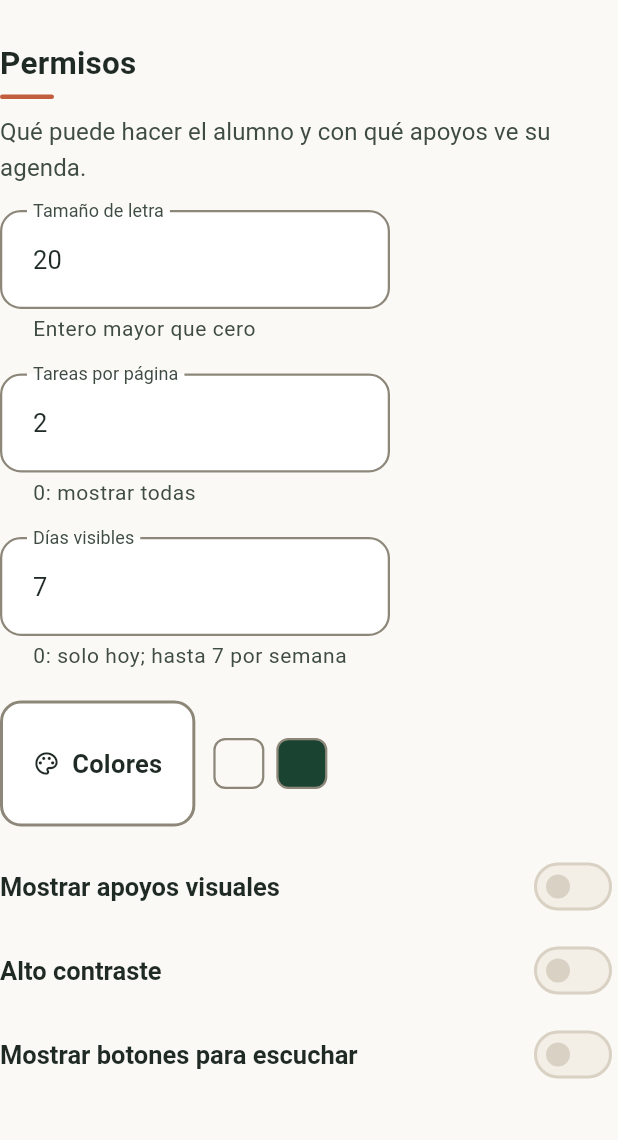
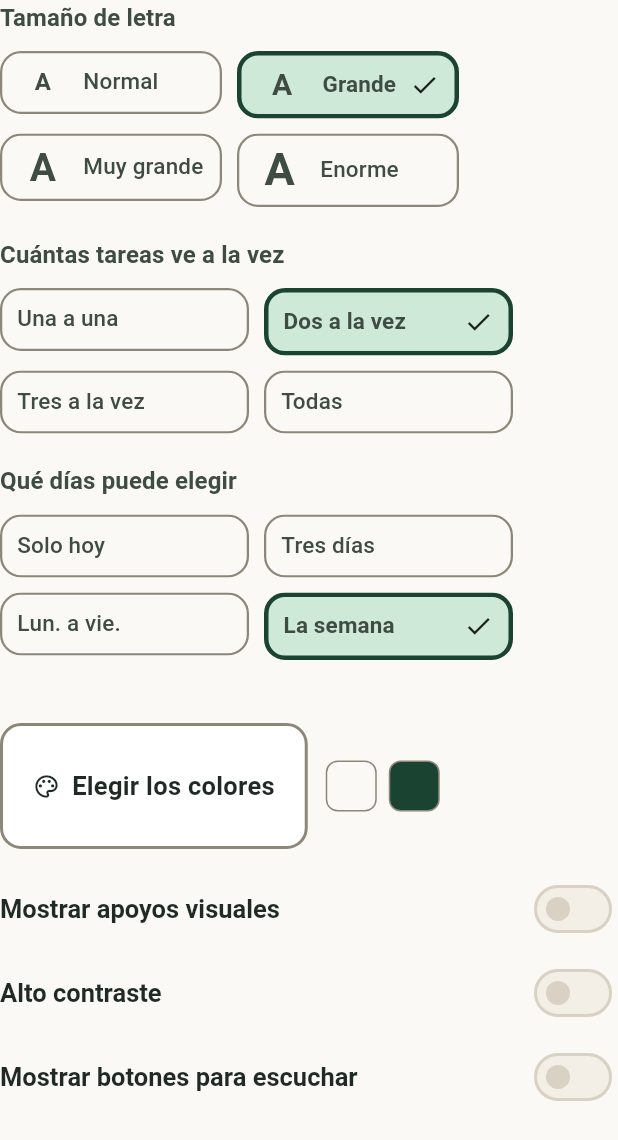
Before and after one commit to jxliian/dgp-mda-2627, a Flutter app: the AccessEditor widget shown alone on an empty page, opened directly with empty values, on a phone screen of 412 x 824 dp. Shown: the top 1140 px of the screen. Run offline on Flutter 3.47's test engine with Material 3 defaults, Android fonts, the phone set to English and light mode, and no system bars; our stand-ins replace flutter_svg, flutter_tts, shared_preferences; missing offline and left inert: file_selector; accounts and stored records are empty; network calls fail.

Commit message:
Los ajustes se eligen, no se escriben
En accesibilidad no queda ningun campo de texto. El tamano de letra, las
tareas por pagina y los dias visibles se eligen entre opciones con
nombre: «Grande» en vez de 20, «Lun. a vie.» en vez de 5. El tamano de
letra ademas se ve, con una A del tamano que se elige.

En colores desaparece el campo del codigo hexadecimal y en su lugar hay
nueve fondos y nueve acentos. Con texto blanco encima, el acento mas
justo da 7,40:1, de modo que no hay forma de elegir una combinacion que
no se lea; antes se podia escribir cualquier color.

Todas las opciones son la misma tarjeta, OptionPicker, con el mismo
borde redondeado y el mismo estado elegido, y se anuncian como boton con
su seleccion. El tamano de letra de los adultos usa la misma pieza.

Las dos pantallas siguen cabiendo en la tablet en las dos orientaciones:
los tres grupos van en fila y el titular interior sobraba, porque la
pantalla ya se llama «Accesibilidad».

```diff
--- a/src/frontend/lib/screens/access_editor.dart
+++ b/src/frontend/lib/screens/access_editor.dart
@@ -27,11 +27,26 @@ class AccessEditor extends StatefulWidget {
 }
 
 class _AccessEditorState extends State<AccessEditor> {
-  static const _numeros = {
-    'fontsize': ('Tamaño de letra', 'Entero mayor que cero', 1),
-    'ntasks_visible': ('Tareas por página', '0: mostrar todas', 0),
-    'ndays_visible': ('Días visibles', '0: solo hoy; hasta 7 por semana', 0),
-  };
+  /// Opciones preparadas para cada ajuste. No se escribe ningún número: el
+  /// valor que se guarda sigue siendo el mismo que antes, pero se elige.
+  static const _tamanosDeLetra = [
+    Opcion(16, 'Normal'),
+    Opcion(20, 'Grande'),
+    Opcion(26, 'Muy grande'),
+    Opcion(32, 'Enorme'),
+  ];
+  static const _tareasPorPagina = [
+    Opcion(1, 'Una a una'),
+    Opcion(2, 'Dos a la vez'),
+    Opcion(3, 'Tres a la vez'),
+    Opcion(0, 'Todas'),
+  ];
+  static const _diasVisibles = [
+    Opcion(0, 'Solo hoy'),
+    Opcion(3, 'Tres días'),
+    Opcion(5, 'Lun. a vie.'),
+    Opcion(7, 'La semana'),
+  ];
   static const _apoyos = {
     'pictograms': 'Mostrar apoyos visuales',
     'contrast': 'Alto contraste',
@@ -58,23 +73,54 @@ class _AccessEditorState extends State<AccessEditor> {
   Widget build(BuildContext context) => Column(
     crossAxisAlignment: CrossAxisAlignment.start,
     children: [
-      const SectionTitle(
-        'Permisos',
-        hint: 'Qué puede hacer el alumno y con qué apoyos ve su agenda.',
+      // Los tres ajustes, uno al lado de otro cuando hay ancho: en columna
+      // ocupaban tres pantallas de alto.
+      LayoutBuilder(
+        builder: (context, restricciones) {
+          final grupos = [
+            _opciones(
+              clave: 'fontsize',
+              etiqueta: 'Tamaño de letra',
+              opciones: _tamanosDeLetra,
+              conLetra: true,
+            ),
+            _opciones(
+              clave: 'ntasks_visible',
+              etiqueta: 'Cuántas tareas ve a la vez',
+              opciones: _tareasPorPagina,
+              ancho: 166,
+            ),
+            _opciones(
+              clave: 'ndays_visible',
+              etiqueta: 'Qué días puede elegir',
+              opciones: _diasVisibles,
+              ancho: 166,
+            ),
+          ];
+          if (restricciones.maxWidth < Pantalla.media) {
+            return Column(
+              crossAxisAlignment: CrossAxisAlignment.start,
+              children: [
+                for (final grupo in grupos) ...[
+                  grupo,
+                  const SizedBox(height: 20),
+                ],
+              ],
+            );
+          }
+          return Row(
+            crossAxisAlignment: CrossAxisAlignment.start,
+            children: [
+              for (var i = 0; i < grupos.length; i++) ...[
+                if (i > 0) const SizedBox(width: 24),
+                Expanded(child: grupos[i]),
+              ],
+            ],
+          );
+        },
       ),
-      Wrap(
-        spacing: 20,
-        runSpacing: 20,
-        crossAxisAlignment: WrapCrossAlignment.center,
-        children: [
-          for (final entrada in _numeros.entries)
-            SizedBox(
-              width: 260,
-              child: _campoNumerico(entrada.key, entrada.value),
-            ),
-          SizedBox(width: 260, child: _botonDeColores()),
-        ],
-      ),
+      const SizedBox(height: 22),
+      _botonDeColores(),
       const SizedBox(height: 12),
       // En una tablet los interruptores van a dos columnas: en una sola fila
       // por interruptor sobraba la mitad del ancho y la pantalla no cabía.
@@ -103,52 +149,62 @@ class _AccessEditorState extends State<AccessEditor> {
     ],
   );
 
+  /// Un ajuste numérico, elegido entre opciones con nombre.
+  Widget _opciones({
+    required String clave,
+    required String etiqueta,
+    required List<Opcion<int>> opciones,
+    double ancho = 148,
+    bool conLetra = false,
+  }) {
+    final actual = widget.settings.number(clave);
+    return OptionPicker<int>(
+      label: etiqueta,
+      optionWidth: ancho,
+      enabled: widget.enabled,
+      value: opciones.any((o) => o.value == actual) ? actual : opciones[0].value,
+      onChanged: (valor) => setState(() => _guardar(clave, valor)),
+      options: conLetra
+          // Cada tamaño se enseña con una «A» de ese tamaño: así se elige
+          // viendo el resultado y no imaginándolo.
+          ? [
+              for (final opcion in opciones)
+                Opcion(
+                  opcion.value,
+                  opcion.label,
+                  leading: SizedBox(
+                    width: 34,
+                    child: Center(
+                      child: Text(
+                        'A',
+                        style: TextStyle(
+                          fontSize: opcion.value.toDouble().clamp(14, 30),
+                          fontWeight: FontWeight.w700,
+                          height: 1,
+                        ),
+                      ),
+                    ),
+                  ),
+                ),
+            ]
+          : opciones,
+    );
+  }
+
   Widget _botonDeColores() => Row(
     mainAxisSize: MainAxisSize.min,
     children: [
-      Flexible(
-        child: OutlinedButton.icon(
-          onPressed: widget.enabled ? _abrirColores : null,
-          icon: const Icon(Icons.palette_outlined),
-          label: const Text('Colores'),
-        ),
+      OutlinedButton.icon(
+        onPressed: widget.enabled ? _abrirColores : null,
+        icon: const Icon(Icons.palette_outlined),
+        label: const Text('Elegir los colores'),
       ),
       const SizedBox(width: 12),
-      _muestraDeColor(widget.settings.color('main_col')),
+      MuestraDeColor(widget.settings.color('main_col')),
       const SizedBox(width: 8),
-      _muestraDeColor(widget.settings.color('sec_col')),
+      MuestraDeColor(widget.settings.color('sec_col')),
     ],
   );
-
-  Widget _muestraDeColor(String valor) => Container(
-    width: 34,
-    height: 34,
-    decoration: BoxDecoration(
-      color: colorDesdeHex(valor),
-      borderRadius: BorderRadius.circular(8),
-      border: Border.all(color: Paleta.trazoControl, width: Medidas.trazo),
-    ),
-  );
-
-  Widget _campoNumerico(String clave, (String, String, int) definicion) {
-    final (etiqueta, ayuda, minimo) = definicion;
-    return TextFormField(
-      initialValue: '${widget.settings.number(clave)}',
-      enabled: widget.enabled,
-      keyboardType: TextInputType.number,
-      decoration: InputDecoration(labelText: etiqueta, helperText: ayuda),
-      validator: (valor) {
-        final numero = int.tryParse(valor ?? '');
-        return numero == null || numero < minimo
-            ? 'Escribe un entero válido.'
-            : null;
-      },
-      onChanged: (valor) {
-        final numero = int.tryParse(valor);
-        if (numero != null) _guardar(clave, numero);
-      },
-    );
-  }
 
   Widget _interruptor(String clave, String etiqueta) => SwitchListTile.adaptive(
     contentPadding: EdgeInsets.zero,
--- a/src/frontend/lib/ui/ui.dart
+++ b/src/frontend/lib/ui/ui.dart
@@ -17,6 +17,7 @@ export 'widgets/form_actions.dart';
 export 'widgets/icon_action.dart';
 export 'widgets/load_panel.dart';
 export 'widgets/notice.dart';
+export 'widgets/option_picker.dart';
 export 'widgets/paged_items.dart';
 export 'widgets/page_shell.dart';
 export 'widgets/screen_actions.dart';
--- /dev/null
+++ b/src/frontend/lib/ui/widgets/option_picker.dart
@@ -0,0 +1,166 @@
+import 'package:flutter/material.dart';
+import '../theme.dart';
+
+/// Una opción elegible dentro de un [OptionPicker].
+class Opcion<T> {
+  const Opcion(this.value, this.label, {this.leading});
+
+  /// Lo que se guarda al elegirla.
+  final T value;
+
+  /// Lo que se lee: siempre en palabras, nunca un número suelto.
+  final String label;
+
+  /// Muestra opcional a la izquierda: un color, una letra de ejemplo.
+  final Widget? leading;
+}
+
+/// Grupo de opciones con forma de tarjeta, todas iguales y todas pulsables.
+///
+/// Sustituye a los campos de texto de los ajustes. Nadie debería tener que
+/// escribir «20» para agrandar la letra ni «#1b4332» para elegir un color:
+/// quien configura la agenda de un alumno elige entre opciones preparadas, y
+/// no hay forma de escribir algo que no valga.
+///
+/// Cada tarjeta se anuncia como botón con su estado de selección, de modo que
+/// con lector de pantalla se recorre igual que un grupo de opciones.
+class OptionPicker<T> extends StatelessWidget {
+  const OptionPicker({
+    super.key,
+    required this.label,
+    required this.options,
+    required this.value,
+    required this.onChanged,
+    this.hint,
+    this.enabled = true,
+    this.optionWidth = 148,
+  });
+
+  final String label;
+  final String? hint;
+  final List<Opcion<T>> options;
+  final T value;
+  final ValueChanged<T> onChanged;
+  final bool enabled;
+
+  /// Ancho de cada tarjeta. Las de color son estrechas; las de texto, anchas.
+  final double optionWidth;
+
+  @override
+  Widget build(BuildContext context) => Column(
+    crossAxisAlignment: CrossAxisAlignment.start,
+    children: [
+      Text(
+        label,
+        style: const TextStyle(fontSize: 16, fontWeight: FontWeight.w700),
+      ),
+      if (hint != null)
+        Padding(
+          padding: const EdgeInsets.only(top: 2),
+          child: Text(hint!, style: Theme.of(context).textTheme.bodyMedium),
+        ),
+      const SizedBox(height: 10),
+      Wrap(
+        spacing: 10,
+        runSpacing: 10,
+        children: [
+          for (final opcion in options)
+            _Tarjeta<T>(
+              opcion: opcion,
+              elegida: opcion.value == value,
+              enabled: enabled,
+              ancho: optionWidth,
+              onTap: () => onChanged(opcion.value),
+            ),
+        ],
+      ),
+    ],
+  );
+}
+
+class _Tarjeta<T> extends StatelessWidget {
+  const _Tarjeta({
+    required this.opcion,
+    required this.elegida,
+    required this.enabled,
+    required this.ancho,
+    required this.onTap,
+  });
+
+  final Opcion<T> opcion;
+  final bool elegida;
+  final bool enabled;
+  final double ancho;
+  final VoidCallback onTap;
+
+  @override
+  Widget build(BuildContext context) {
+    final radio = BorderRadius.circular(Medidas.radioControl);
+    return Semantics(
+      button: true,
+      selected: elegida,
+      label: opcion.label,
+      excludeSemantics: true,
+      child: Material(
+        type: MaterialType.transparency,
+        child: InkWell(
+          onTap: enabled ? onTap : null,
+          borderRadius: radio,
+          child: Ink(
+            width: ancho,
+            padding: const EdgeInsets.symmetric(horizontal: 10, vertical: 8),
+            decoration: BoxDecoration(
+              color: elegida
+                  ? Theme.of(context).colorScheme.secondaryContainer
+                  : null,
+              borderRadius: radio,
+              border: Border.all(
+                color: elegida ? Paleta.bosque : Paleta.trazoControl,
+                width: elegida ? Medidas.anilloFoco : Medidas.trazo,
+              ),
+            ),
+            child: Row(
+              children: [
+                if (opcion.leading != null) ...[
+                  opcion.leading!,
+                  const SizedBox(width: 10),
+                ],
+                Expanded(
+                  child: Text(
+                    opcion.label,
+                    maxLines: 1,
+                    overflow: TextOverflow.ellipsis,
+                    style: TextStyle(
+                      fontSize: 15,
+                      fontWeight: elegida ? FontWeight.w700 : FontWeight.w500,
+                    ),
+                  ),
+                ),
+                if (elegida) const Icon(Icons.check, size: 20),
+              ],
+            ),
+          ),
+        ),
+      ),
+    );
+  }
+}
+
+/// Cuadrito de color para usar como [Opcion.leading].
+class MuestraDeColor extends StatelessWidget {
+  const MuestraDeColor(this.hex, {super.key, this.size = 34});
+
+  final String hex;
+  final double size;
+
+  @override
+  Widget build(BuildContext context) => Container(
+    width: size,
+    height: size,
+    decoration: BoxDecoration(
+      color: colorDesdeHex(hex),
+      borderRadius: BorderRadius.circular(8),
+      border: Border.all(color: Paleta.trazoControl),
+    ),
+  );
+}
```
Also changed, not shown: src/frontend/lib/screens/color_settings_screen.dart (+56 -95 lines), src/frontend/lib/screens/settings_screen.dart (+36 -24 lines), 2 other files.
